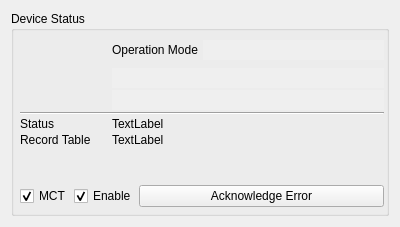
This is source/plugin/t4/controllerstatus.ui in ww4u/mct-t4 as Qt 5 draws it before an edit. The edited form follows.
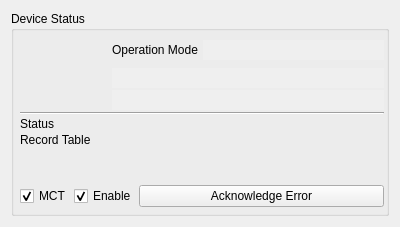
This is the edited form. Custom widgets are drawn as their Qt base class.

What changed in the file:
```diff
--- a/source/plugin/t4/controllerstatus.ui
+++ b/source/plugin/t4/controllerstatus.ui
@@ -50,7 +50,7 @@
       <item row="7" column="1" colspan="3">
        <widget class="QLabel" name="labWorkingStatus">
         <property name="text">
-         <string>TextLabel</string>
+         <string/>
         </property>
        </widget>
       </item>
@@ -279,7 +279,7 @@
       <item row="8" column="1" colspan="3">
        <widget class="QLabel" name="labReccordName">
         <property name="text">
-         <string>TextLabel</string>
+         <string/>
         </property>
        </widget>
       </item>
```
